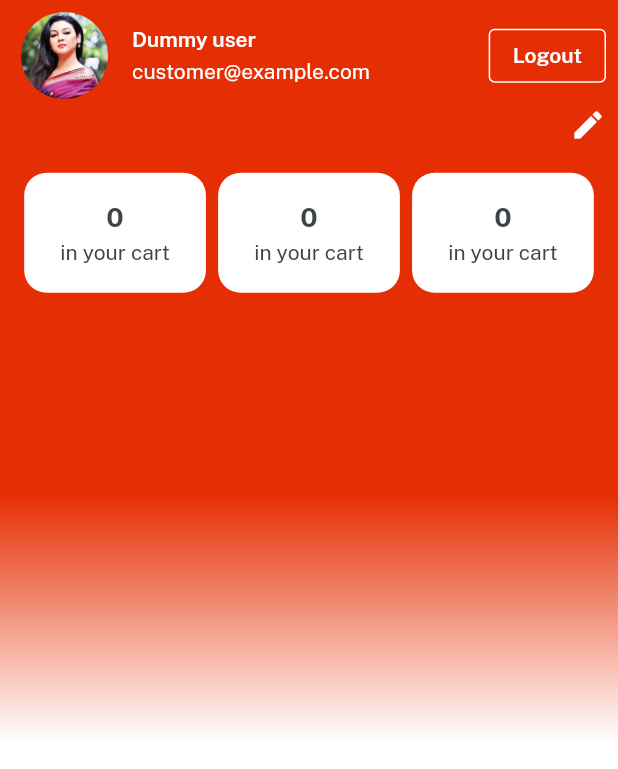
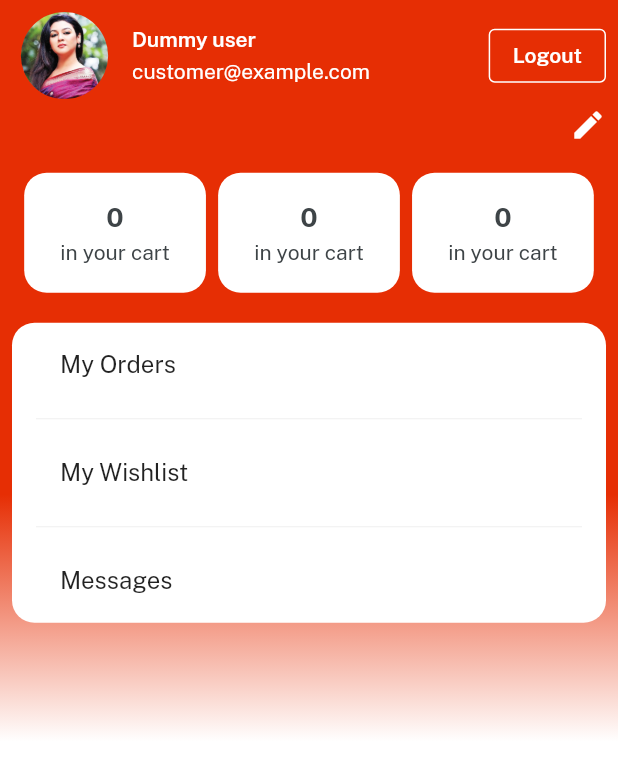
Before and after one commit to arshad-syed18/EasyMart, a Flutter app: the ProfileScreen screen opened directly, on a phone screen of 412 x 824 dp. Shown: the top 769 px of the screen. Run offline on Flutter 3.47's test engine with Material 2 defaults, Android fonts, the light colour scheme and no system bars; our stand-ins replace get, velocity_x.

Commit message:
Profile UI design

```diff
--- a/lib/consts/lists.dart
+++ b/lib/consts/lists.dart
@@ -43,3 +43,6 @@ const itemDetailButtonsList = [
   returnPolicy,
   supportPolicy
 ];
+const profileButtonsList = [orders, wishlist, messages];
+
+const profileButtonsIcons = [icOrder, icOrders, icMessages];
--- a/lib/consts/strings.dart
+++ b/lib/consts/strings.dart
@@ -54,3 +54,5 @@ const video = "Video",
     logout = "Logout",
     productsYouMayLike = "Products you may also like",
     supportPolicy = "Support Policy";
+//profile strings
+const wishlist = "My Wishlist", orders = "My Orders", messages = "Messages";
--- a/lib/views/profile_screen/profile_screen.dart
+++ b/lib/views/profile_screen/profile_screen.dart
@@ -1,4 +1,5 @@
 import 'package:ecommerse_app/consts/consts.dart';
+import 'package:ecommerse_app/consts/lists.dart';
 import 'package:ecommerse_app/views/profile_screen/details_card.dart';
 import 'package:ecommerse_app/widgets_common/bg_widget.dart';
 import 'package:flutter/material.dart';
@@ -66,7 +67,28 @@ class ProfileScreen extends StatelessWidget {
                         title: "in your orders",
                         width: context.screenWidth / 3.4),
                   ],
+                ),
+                20.heightBox,
+                // buttons section
+                ListView.separated(
+                  shrinkWrap: true,
+                  separatorBuilder: (context, index) {
+                    return const Divider(
+                      color: lightGrey,
+                    );
+                  },
+                  itemCount: profileButtonsList.length,
+                  itemBuilder: (BuildContext context, int index) {
+                    return ListTile(
+                      title: profileButtonsList[index].text.make(),
+                    );
+                  },
                 )
+                    .box
+                    .white
+                    .rounded
+                    .padding(const EdgeInsets.symmetric(horizontal: 16))
+                    .make(),
               ],
             ),
           ),
```
